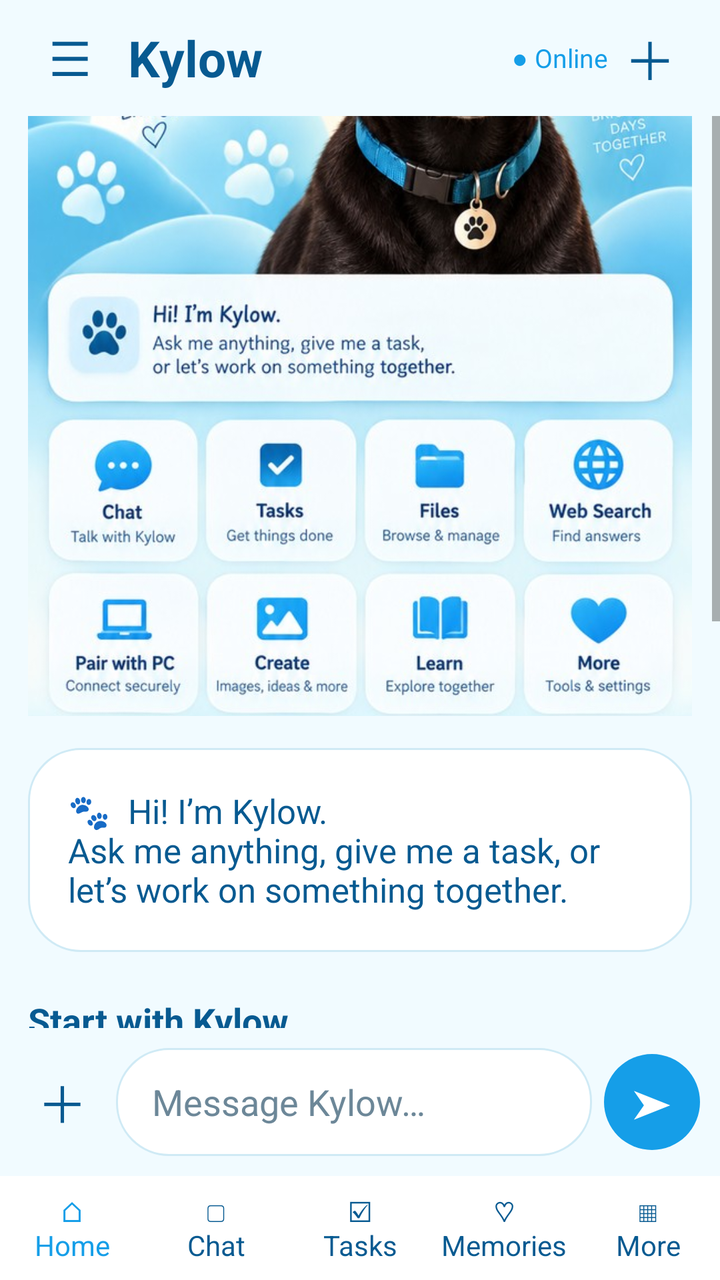
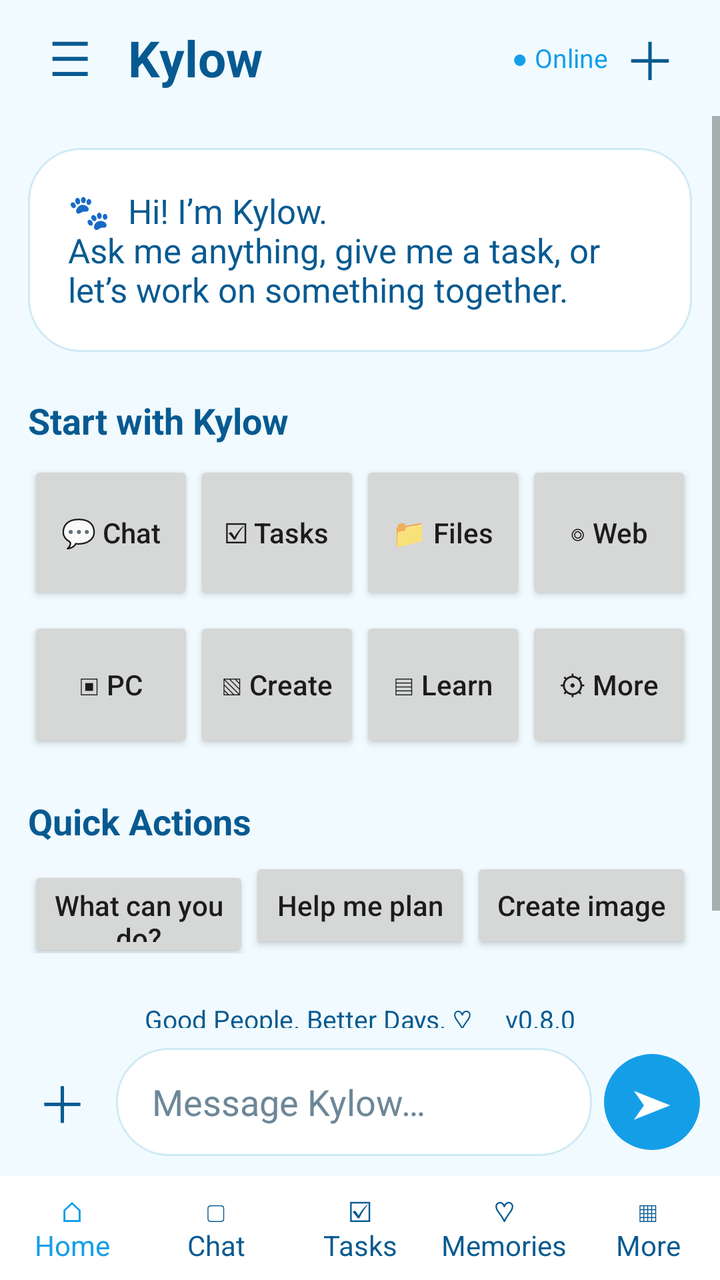

Compare the two renders of this Android layout. The source of the first and the diff that turns it into the second are given below.
<!-- AndroidManifest.xml: application theme Theme.Kylow -->
<!-- res/layout/activity_main.xml -->
<LinearLayout xmlns:android="http://schemas.android.com/apk/res/android" android:id="@+id/rootLayout" android:layout_width="match_parent" android:layout_height="match_parent" android:orientation="vertical" android:background="@color/kylow_soft">
<LinearLayout android:layout_width="match_parent" android:layout_height="58dp" android:gravity="center_vertical" android:paddingHorizontal="14dp"><TextView android:id="@+id/menuButton" android:layout_width="42dp" android:layout_height="42dp" android:gravity="center" android:text="☰" android:textSize="24sp" android:textColor="@color/kylow_ink"/><TextView android:layout_width="0dp" android:layout_height="wrap_content" android:layout_weight="1" android:text="Kylow" android:textSize="25sp" android:textStyle="bold" android:textColor="@color/kylow_ink" android:paddingStart="8dp"/><TextView android:id="@+id/status" android:layout_width="wrap_content" android:layout_height="wrap_content" android:text="● Online" android:textSize="13sp" android:textColor="@color/kylow_blue"/><TextView android:id="@+id/newChatButton" android:layout_width="42dp" android:layout_height="42dp" android:gravity="center" android:text="＋" android:textSize="26sp" android:textColor="@color/kylow_ink"/></LinearLayout>
<ScrollView android:id="@+id/chatScroll" android:layout_width="match_parent" android:layout_height="0dp" android:layout_weight="1" android:fillViewport="true"><LinearLayout android:layout_width="match_parent" android:layout_height="wrap_content" android:orientation="vertical" android:paddingHorizontal="14dp"><LinearLayout android:id="@+id/welcomePanel" android:layout_width="match_parent" android:layout_height="wrap_content" android:orientation="vertical">
<ImageView android:layout_width="match_parent" android:layout_height="300dp" android:scaleType="centerCrop" android:src="@drawable/kylow_ui_600" android:contentDescription="Kylow approved artwork"/>
<TextView android:layout_width="match_parent" android:layout_height="wrap_content" android:layout_marginTop="16dp" android:background="@drawable/kylow_composer" android:padding="20dp" android:text="🐾  Hi! I’m Kylow.\nAsk me anything, give me a task, or let’s work on something together." android:textColor="@color/kylow_ink" android:textSize="17sp"/>
<TextView android:layout_width="match_parent" android:layout_height="wrap_content" android:layout_marginTop="22dp" android:text="Start with Kylow" android:textStyle="bold" android:textSize="18sp" android:textColor="@color/kylow_ink"/>
<LinearLayout android:layout_width="match_parent" android:layout_height="wrap_content" android:orientation="horizontal" android:layout_marginTop="8dp"><Button android:id="@+id/chatHomeButton" android:layout_width="0dp" android:layout_height="72dp" android:layout_weight="1" android:text="💬 Chat" android:textAllCaps="false"/><Button android:id="@+id/tasksHomeButton" android:layout_width="0dp" android:layout_height="72dp" android:layout_weight="1" android:text="☑ Tasks" android:textAllCaps="false"/><Button android:id="@+id/filesHomeButton" android:layout_width="0dp" android:layout_height="72dp" android:layout_weight="1" android:text="📁 Files" android:textAllCaps="false"/><Button android:id="@+id/webHomeButton" android:layout_width="0dp" android:layout_height="72dp" android:layout_weight="1" android:text="◎ Web" android:textAllCaps="false"/></LinearLayout>
<LinearLayout android:layout_width="match_parent" android:layout_height="wrap_content" android:orientation="horizontal" android:layout_marginTop="6dp"><Button android:id="@+id/pcHomeButton" android:layout_width="0dp" android:layout_height="68dp" android:layout_weight="1" android:text="▣ PC" android:textAllCaps="false"/><Button android:id="@+id/createHomeButton" android:layout_width="0dp" android:layout_height="68dp" android:layout_weight="1" android:text="▧ Create" android:textAllCaps="false"/><Button android:id="@+id/learnHomeButton" android:layout_width="0dp" android:layout_height="68dp" android:layout_weight="1" android:text="▤ Learn" android:textAllCaps="false"/><Button android:id="@+id/moreHomeButton" android:layout_width="0dp" android:layout_height="68dp" android:layout_weight="1" android:text="⚙ More" android:textAllCaps="false"/></LinearLayout>
<TextView android:layout_width="match_parent" android:layout_height="wrap_content" android:layout_marginTop="22dp" android:text="Quick Actions" android:textStyle="bold" android:textSize="18sp" android:textColor="@color/kylow_ink"/>
<LinearLayout android:layout_width="match_parent" android:layout_height="wrap_content" android:orientation="horizontal" android:layout_marginTop="6dp"><Button android:id="@+id/canDoButton" android:layout_width="0dp" android:layout_height="48dp" android:layout_weight="1" android:text="What can you do?" android:textAllCaps="false"/><Button android:id="@+id/planButton" android:layout_width="0dp" android:layout_height="48dp" android:layout_weight="1" android:text="Help me plan" android:textAllCaps="false"/><Button android:id="@+id/imageButton" android:layout_width="0dp" android:layout_height="48dp" android:layout_weight="1" android:text="Create image" android:textAllCaps="false"/></LinearLayout>
<TextView android:layout_width="match_parent" android:layout_height="wrap_content" android:gravity="center" android:paddingVertical="24dp" android:text="Good People. Better Days. ♡     v0.8.0" android:textColor="@color/kylow_ink" android:textSize="13sp"/>
</LinearLayout><TextView android:id="@+id/chatText" android:layout_width="match_parent" android:layout_height="wrap_content" android:padding="8dp" android:textColor="@color/kylow_ink" android:textSize="17sp" android:lineSpacingExtra="6dp"/></LinearLayout></ScrollView>
<LinearLayout android:id="@+id/toolBar" android:layout_width="match_parent" android:layout_height="wrap_content" android:visibility="gone" android:orientation="horizontal" android:paddingHorizontal="14dp"><Button android:id="@+id/filesButton" android:layout_width="0dp" android:layout_height="44dp" android:layout_weight="1" android:text="Files" android:textAllCaps="false"/><Button android:id="@+id/webButton" android:layout_width="0dp" android:layout_height="44dp" android:layout_weight="1" android:text="Web" android:textAllCaps="false"/><Button android:id="@+id/tasksButton" android:layout_width="0dp" android:layout_height="44dp" android:layout_weight="1" android:text="Tasks" android:textAllCaps="false"/></LinearLayout>
<LinearLayout android:layout_width="match_parent" android:layout_height="wrap_content" android:gravity="center_vertical" android:padding="10dp"><TextView android:id="@+id/toolsButton" android:layout_width="42dp" android:layout_height="52dp" android:gravity="center" android:text="＋" android:textSize="25sp" android:textColor="@color/kylow_ink"/><EditText android:id="@+id/messageInput" android:layout_width="0dp" android:layout_height="wrap_content" android:minHeight="54dp" android:maxHeight="130dp" android:layout_weight="1" android:layout_marginHorizontal="6dp" android:hint="Message Kylow…" android:textColor="@color/kylow_ink" android:textColorHint="@color/kylow_muted" android:background="@drawable/kylow_composer" android:inputType="textCapSentences|textMultiLine" android:paddingHorizontal="18dp"/><TextView android:id="@+id/sendButton" android:layout_width="48dp" android:layout_height="48dp" android:gravity="center" android:background="@drawable/kylow_send" android:text="➤" android:textSize="20sp" android:textColor="@color/kylow_white"/></LinearLayout>
<LinearLayout android:layout_width="match_parent" android:layout_height="52dp" android:gravity="center" android:orientation="horizontal" android:background="@color/kylow_white"><TextView android:layout_width="0dp" android:layout_height="match_parent" android:layout_weight="1" android:gravity="center" android:text="⌂\nHome" android:textColor="@color/kylow_blue"/><TextView android:layout_width="0dp" android:layout_height="match_parent" android:layout_weight="1" android:gravity="center" android:text="▢\nChat" android:textColor="@color/kylow_ink"/><TextView android:layout_width="0dp" android:layout_height="match_parent" android:layout_weight="1" android:gravity="center" android:text="☑\nTasks" android:textColor="@color/kylow_ink"/><TextView android:layout_width="0dp" android:layout_height="match_parent" android:layout_weight="1" android:gravity="center" android:text="♡\nMemories" android:textColor="@color/kylow_ink"/><TextView android:layout_width="0dp" android:layout_height="match_parent" android:layout_weight="1" android:gravity="center" android:text="▦\nMore" android:textColor="@color/kylow_ink"/></LinearLayout>
</LinearLayout>
<!-- resources referenced by this layout -->
<resources>
  <color name="kylow_blue">#159EE8</color>
  <color name="kylow_ink">#075A91</color>
  <color name="kylow_muted">#6C8798</color>
  <color name="kylow_soft">#F1FBFF</color>
  <color name="kylow_white">#FFFFFF</color>
  <!-- drawable kylow_composer (drawable) -->
  <shape xmlns:android="http://schemas.android.com/apk/res/android" android:shape="rectangle"><solid android:color="@color/kylow_white"/><corners android:radius="26dp"/><stroke android:width="1dp" android:color="@color/kylow_border"/></shape>
  <!-- drawable kylow_send (drawable) -->
  <shape xmlns:android="http://schemas.android.com/apk/res/android" android:shape="oval"><solid android:color="@color/kylow_blue"/></shape>
  <!-- drawable kylow_ui_600: jpg bitmap (drawable-nodpi, 156897 bytes) -->
  <style name="Theme.Kylow" parent="Theme.AppCompat.DayNight.NoActionBar" />
  <color name="kylow_border">#CFEAF5</color>
</resources>

<!-- the commit's change to res/layout/activity_main.xml (unified diff, before → after) -->
@@ -1,7 +1,6 @@
 <LinearLayout xmlns:android="http://schemas.android.com/apk/res/android" android:id="@+id/rootLayout" android:layout_width="match_parent" android:layout_height="match_parent" android:orientation="vertical" android:background="@color/kylow_soft">
 <LinearLayout android:layout_width="match_parent" android:layout_height="58dp" android:gravity="center_vertical" android:paddingHorizontal="14dp"><TextView android:id="@+id/menuButton" android:layout_width="42dp" android:layout_height="42dp" android:gravity="center" android:text="☰" android:textSize="24sp" android:textColor="@color/kylow_ink"/><TextView android:layout_width="0dp" android:layout_height="wrap_content" android:layout_weight="1" android:text="Kylow" android:textSize="25sp" android:textStyle="bold" android:textColor="@color/kylow_ink" android:paddingStart="8dp"/><TextView android:id="@+id/status" android:layout_width="wrap_content" android:layout_height="wrap_content" android:text="● Online" android:textSize="13sp" android:textColor="@color/kylow_blue"/><TextView android:id="@+id/newChatButton" android:layout_width="42dp" android:layout_height="42dp" android:gravity="center" android:text="＋" android:textSize="26sp" android:textColor="@color/kylow_ink"/></LinearLayout>
 <ScrollView android:id="@+id/chatScroll" android:layout_width="match_parent" android:layout_height="0dp" android:layout_weight="1" android:fillViewport="true"><LinearLayout android:layout_width="match_parent" android:layout_height="wrap_content" android:orientation="vertical" android:paddingHorizontal="14dp"><LinearLayout android:id="@+id/welcomePanel" android:layout_width="match_parent" android:layout_height="wrap_content" android:orientation="vertical">
-<ImageView android:layout_width="match_parent" android:layout_height="300dp" android:scaleType="centerCrop" android:src="@drawable/kylow_ui_600" android:contentDescription="Kylow approved artwork"/>
 <TextView android:layout_width="match_parent" android:layout_height="wrap_content" android:layout_marginTop="16dp" android:background="@drawable/kylow_composer" android:padding="20dp" android:text="🐾  Hi! I’m Kylow.\nAsk me anything, give me a task, or let’s work on something together." android:textColor="@color/kylow_ink" android:textSize="17sp"/>
 <TextView android:layout_width="match_parent" android:layout_height="wrap_content" android:layout_marginTop="22dp" android:text="Start with Kylow" android:textStyle="bold" android:textSize="18sp" android:textColor="@color/kylow_ink"/>
 <LinearLayout android:layout_width="match_parent" android:layout_height="wrap_content" android:orientation="horizontal" android:layout_marginTop="8dp"><Button android:id="@+id/chatHomeButton" android:layout_width="0dp" android:layout_height="72dp" android:layout_weight="1" android:text="💬 Chat" android:textAllCaps="false"/><Button android:id="@+id/tasksHomeButton" android:layout_width="0dp" android:layout_height="72dp" android:layout_weight="1" android:text="☑ Tasks" android:textAllCaps="false"/><Button android:id="@+id/filesHomeButton" android:layout_width="0dp" android:layout_height="72dp" android:layout_weight="1" android:text="📁 Files" android:textAllCaps="false"/><Button android:id="@+id/webHomeButton" android:layout_width="0dp" android:layout_height="72dp" android:layout_weight="1" android:text="◎ Web" android:textAllCaps="false"/></LinearLayout>
<!-- resource entries referenced after the edit -->
@@ -9,7 +9,6 @@
   <shape xmlns:android="http://schemas.android.com/apk/res/android" android:shape="rectangle"><solid android:color="@color/kylow_white"/><corners android:radius="26dp"/><stroke android:width="1dp" android:color="@color/kylow_border"/></shape>
   <!-- drawable kylow_send (drawable) -->
   <shape xmlns:android="http://schemas.android.com/apk/res/android" android:shape="oval"><solid android:color="@color/kylow_blue"/></shape>
-  <!-- drawable kylow_ui_600: jpg bitmap (drawable-nodpi, 156897 bytes) -->
   <style name="Theme.Kylow" parent="Theme.AppCompat.DayNight.NoActionBar" />
   <color name="kylow_border">#CFEAF5</color>
 </resources>
